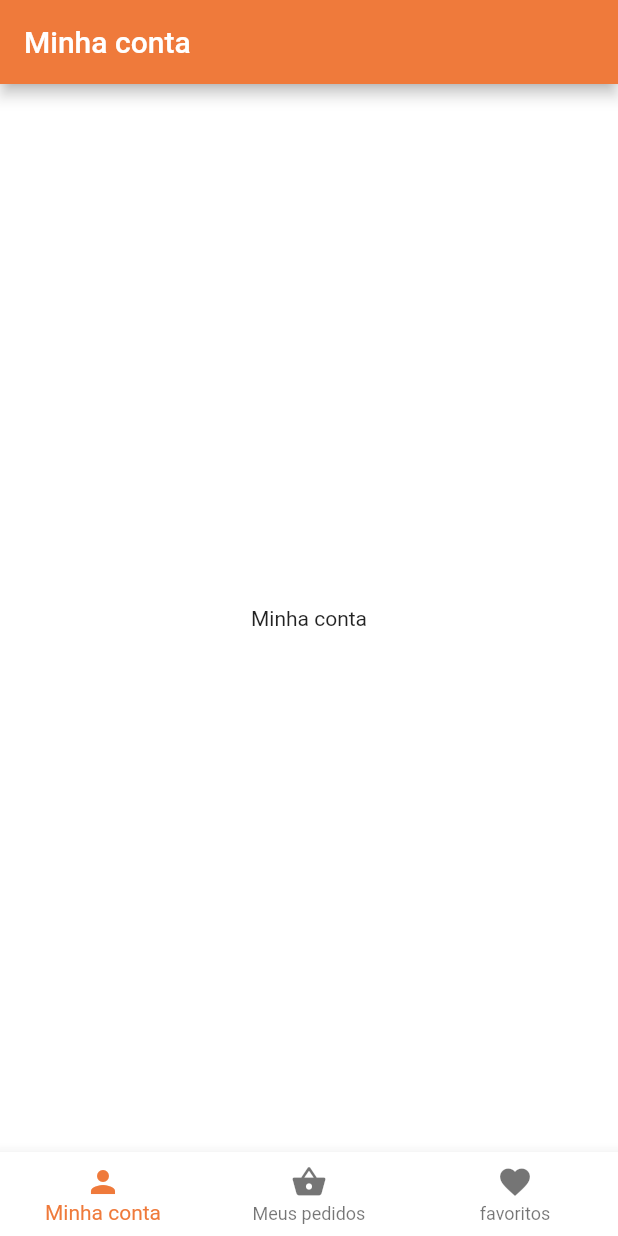
After one commit to guimell/Andarilho, a Flutter app: the BottomNavBar screen opened directly, on a phone screen of 412 x 824 dp. The commit adds this screen. Run offline on Flutter 3.47's test engine with Material 2 defaults, Android fonts, the light colour scheme and no system bars.

Commit message:
adicionei uma barra de navegação

```diff
--- /dev/null
+++ b/andarilho/lib/BottomNavBar.dart
@@ -0,0 +1,57 @@
+// ignore_for_file: unnecessary_new
+import 'package:andarilho/pagina1.dart';
+import 'package:andarilho/pagina2.dart';
+import 'package:andarilho/pagina3.dart';
+import 'package:flutter/cupertino.dart';
+import 'package:flutter/material.dart';
+
+import 'config.dart';
+
+class BottomNavBar extends StatefulWidget {
+  BottomNavBar({Key? key, required this.title}) : super(key: key);
+
+  final String title;
+
+  @override
+  State<BottomNavBar> createState() => _BottomNavBarState();
+}
+
+class _BottomNavBarState extends State<BottomNavBar> {
+  int _indiceAtual = 0;
+  final List<Widget> _telas = [
+    Pagina1("Minha conta"),
+    Pagina2("Meus pedidos"),
+    Pagina3("Favoritos")
+  ];
+
+  @override
+  Widget build(BuildContext context) {
+    return Scaffold(
+      body: _telas[_indiceAtual],
+      bottomNavigationBar: BottomNavigationBar(
+        currentIndex: _indiceAtual,
+        onTap: onTabTapped,
+        items: const [
+          BottomNavigationBarItem(
+            icon: Icon(Icons.person),
+            label: "Minha conta",
+          ),
+          BottomNavigationBarItem(
+            icon: Icon(Icons.shopping_basket),
+            label: "Meus pedidos",
+          ),
+          BottomNavigationBarItem(
+            icon: Icon(Icons.favorite),
+            label: "favoritos",
+          ),
+        ],
+      ),
+    );
+  }
+
+  void onTabTapped(int index) {
+    setState(() {
+      _indiceAtual = index;
+    });
+  }
+}
--- a/andarilho/lib/main.dart
+++ b/andarilho/lib/main.dart
@@ -1,7 +1,6 @@
 import 'package:flutter/material.dart';
-
 import 'config.dart';
-import 'home.dart';
+import 'Login.dart';
 
 void main() {
   runApp(const MyApp());
@@ -16,7 +15,7 @@ class MyApp extends StatelessWidget {
       title: 'Andarilho',
       theme: ThemeData.from(colorScheme: AppConfig.lightColors),
       darkTheme: ThemeData.from(colorScheme: AppConfig.darkColors),
-      home: const HomePage(title: 'Andarilho'),
+      home: const LoginPage(title: 'Andarilho'),
       debugShowCheckedModeBanner: false,
     );
   }
--- /dev/null
+++ b/andarilho/lib/pagina1.dart
@@ -0,0 +1,27 @@
+import 'package:flutter/cupertino.dart';
+import 'package:flutter/material.dart';
+
+class Pagina1 extends StatelessWidget {
+  final String texto;
+
+  Pagina1(this.texto);
+
+  @override
+  Widget build(BuildContext context) {
+    return Scaffold(
+      appBar: AppBar(
+        title: Text(texto),
+      ),
+      body: Center(
+        child: Column(
+          mainAxisAlignment: MainAxisAlignment.center,
+          children: [
+            Container(
+              child: Text(texto),
+            )
+          ],
+        ),
+      ),
+    );
+  }
+}
```
Also changed, not shown: andarilho/lib/Login.dart (renamed from andarilho/lib/home.dart, +7 -6 lines), andarilho/lib/cadastro.dart (renamed from andarilho/lib/cadastro2.dart, +91 -24 lines), andarilho/lib/cadastro1.dart (deleted, +0 -282 lines), andarilho/lib/pagina2.dart (added, +26 -0 lines), andarilho/lib/pagina3.dart (added, +26 -0 lines).
